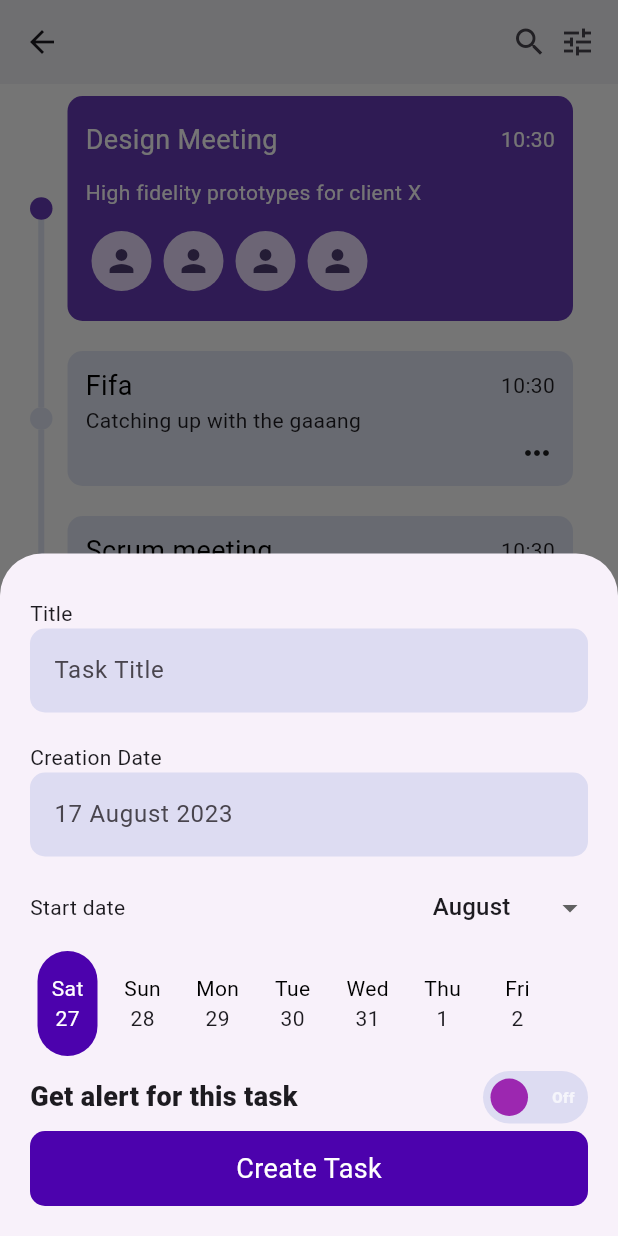
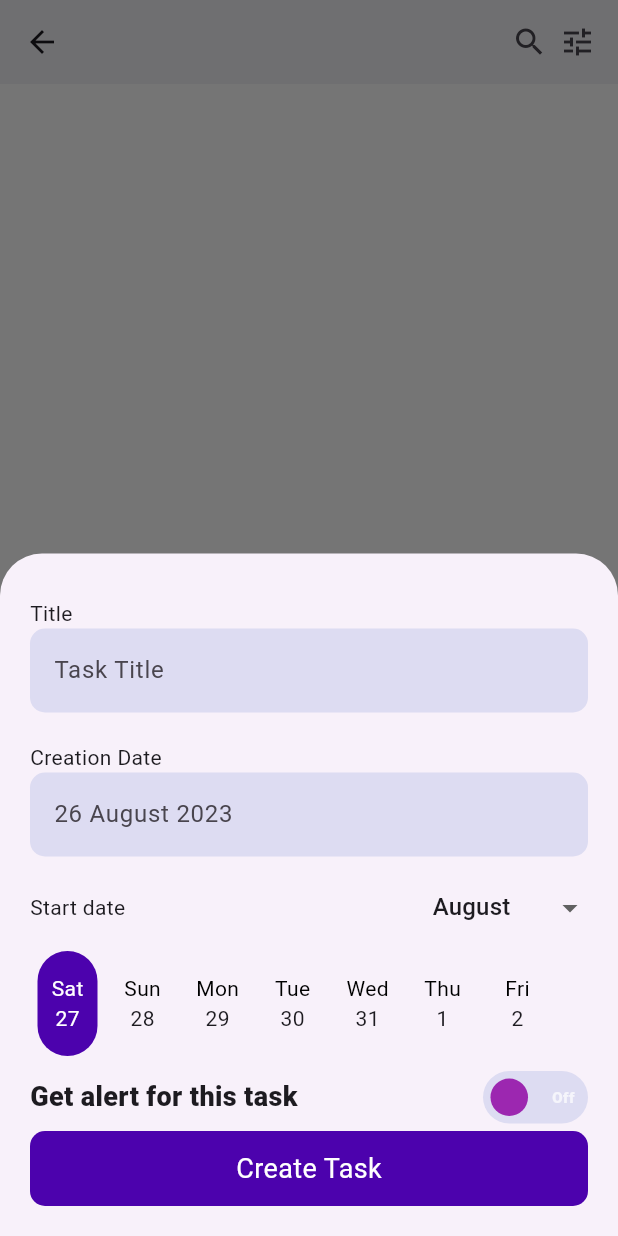
Before and after one commit to hopemadziakapita/Task-management, a Flutter app: the DateTasks screen opened directly, scrolled down 136 dp, after a tap on the "add" icon, on a phone screen of 412 x 824 dp. Run offline on Flutter 3.47's test engine with Material 2 defaults, Android fonts, the phone set to English and light mode, and no system bars; drawn by our look-alikes of flutter_switch, timeline_tile; our stand-ins replace shared_preferences; accounts and stored records are empty.

Commit message:
Retreiving from localstorage

```diff
--- a/lib/helpers/Functions.dart
+++ b/lib/helpers/Functions.dart
@@ -34,14 +34,55 @@ String taskToJson(Task task) {
   return jsonEncode(taskMap);
 }
 
+//converting JSON to object
+Task taskFromJson(String json) {
+  Map<String, dynamic> taskMap = jsonDecode(json);
+
+  if (taskMap['prog'] != null && taskMap['duration'] != null) {
+    // If 'prog' and 'duration' keys are present, it's a Journey
+    return Journey(
+      DateTime.parse(taskMap['date']),
+      taskMap['title'],
+      taskMap['description'],
+      taskMap['isDone'],
+      taskMap['prog'],
+      taskMap['duration'],
+    );
+  } else {
+    // Otherwise, it's a DailyTask
+    return DailyTask(
+      DateTime.parse(taskMap['date']),
+      taskMap['title'],
+      taskMap['description'],
+      taskMap['isDone'],
+    );
+  }
+}
+
 //Saving the serialized task object to sharedpreferences
-Future<void> saveTaskToSharedPreferences(Task task) async {
+Future<void> saveTasksToSharedPreferences(List<Task> tasks) async {
   SharedPreferences prefs = await SharedPreferences.getInstance();
-  String taskKey = 'task_key';
+  String taskKey = 'tasks_key';
 
-  // Serialize the task to JSON
-  String taskJson = taskToJson(task);
+  // Serialize the list of tasks to a list of JSON strings
+  List<String> tasksJson = tasks.map((task) => taskToJson(task)).toList();
 
-  // Save the JSON string to SharedPreferences
-  await prefs.setString(taskKey, taskJson);
+  // Save the list of JSON strings to SharedPreferences
+  await prefs.setStringList(taskKey, tasksJson);
 }
+
+Future<List> getTasksFromSharedPreferences() async {
+  SharedPreferences prefs = await SharedPreferences.getInstance();
+  String taskKey = 'tasks_key';
+
+  // Retrieve the list of JSON strings from SharedPreferences
+  List<String>? tasksJson = prefs.getStringList(taskKey);
+
+  // If tasksJson is null or empty, return an empty list
+  if (tasksJson == null || tasksJson.isEmpty) {
+    return [];
+  }
+
+  // Deserialize each JSON string to a Task object and return the list
+  return tasksJson.map((json) => taskFromJson(json)).toList();
+}
--- a/lib/models/task_model.dart
+++ b/lib/models/task_model.dart
@@ -1,3 +1,4 @@
+//super class for all types of tasks with generic fields and behaviour
 abstract class Task {
   final String title;
   final String description;
@@ -7,10 +8,12 @@ abstract class Task {
   Task(this.date, this.title, this.description, this.isDone);
 }
 
+//Inherited class for daily task minimal functionality close to the super class
 class DailyTask extends Task {
   DailyTask(super.date, super.title, super.description, super.isDone);
 }
 
+//Inherited class for tasks that happen over a period of time with progres tracking
 class Journey extends Task {
   final double prog;
   final int duration;
--- a/lib/pages/CustomModal.dart
+++ b/lib/pages/CustomModal.dart
@@ -53,7 +53,7 @@ class _MyBottomSheetContentState extends State<MyBottomSheetContent> {
                     const Text("Creation Date"),
                     TextField(
                       decoration: InputDecoration(
-                        hintText: "17 August 2023",
+                        hintText: "26 August 2023",
                         filled: true,
                         fillColor: AppColors().secondaryColor,
                         border: const OutlineInputBorder(
--- a/lib/pages/DateTasks.dart
+++ b/lib/pages/DateTasks.dart
@@ -1,13 +1,34 @@
 import 'package:flutter/material.dart';
 import 'package:interview/helpers/Colors.dart';
 import 'package:interview/helpers/Functions.dart';
+import 'package:interview/models/task_model.dart';
 import 'package:interview/widgets/CustomAppBar.dart';
 import 'package:interview/widgets/CustomBottomNav.dart';
 import 'package:interview/widgets/my_timeline.dart';
-import 'package:timeline_tile/timeline_tile.dart';
 
-class DateTasks extends StatelessWidget {
+class DateTasks extends StatefulWidget {
   const DateTasks({super.key});
+
+  @override
+  State<DateTasks> createState() => _DateTasksState();
+}
+
+class _DateTasksState extends State<DateTasks> {
+  List tasks = [];
+  int index = 0;
+  @override
+  void initState() {
+    getTasks();
+    super.initState();
+  }
+
+  Future<void> getTasks() async {
+    await getTasksFromSharedPreferences().then((value) {
+      setState(() {
+        tasks = value;
+      });
+    });
+  }
 
   @override
   Widget build(BuildContext context) {
@@ -30,7 +51,8 @@ class DateTasks extends StatelessWidget {
                     ),
                     const Text(
                       "Today",
-                    style: TextStyle(fontSize: 24, fontWeight: FontWeight.w600),
+                      style:
+                          TextStyle(fontSize: 24, fontWeight: FontWeight.w600),
                     ),
                     SizedBox(
                       height: 80,
@@ -95,55 +117,21 @@ class DateTasks extends StatelessWidget {
                       ),
                     ),
                     Expanded(
-                    child: ListView(
-                      children: [
-                        MyTimeLineTile(
-                          isFirst: true,
-                          isLast: false,
-                          isActive: true,
-                          title: 'Design Meeting',
-                          description: 'High fidelity prototypes for client X',
-                        ),
-                        MyTimeLineTile(
+                      child: ListView.builder(
+                        itemCount: tasks.length,
+                        itemBuilder: ((context, index) {
+                          Task task = tasks[index];
+                          return MyTimeLineTile(
                             isFirst: false,
                             isLast: false,
                             isActive: false,
-                          title: 'Fifa',
-                          description: 'Catching up with the gaaang',
+                            title: task.title,
+                            description: task.description,
+                          );
+                        }),
                       ),
-                        MyTimeLineTile(
-                          isFirst: false,
-                          isLast: false,
-                          isActive: false,
-                          title: 'Scrum meeting',
-                          description: 'Change reviews with dev team',
                     ),
-                        MyTimeLineTile(
-                          isFirst: false,
-                          isLast: false,
-                          isActive: false,
-                          title: 'Design Review',
-                          description: '',
-                        ),
-                        MyTimeLineTile(
-                          isFirst: false,
-                          isLast: false,
-                          isActive: false,
-                          title: 'Random task',
-                          description: '',
-                        ),
-                        MyTimeLineTile(
-                          isFirst: false,
-                          isLast: true,
-                          isActive: false,
-                          title: '',
-                          description: '',
-                        ),
-                      ],
-                    ),
-                  )
-                ],
-              ),
+                  ]),
             ),
           ),
         ),
--- a/lib/pages/Home.dart
+++ b/lib/pages/Home.dart
@@ -1,6 +1,5 @@
 import 'package:flutter/material.dart';
 import 'package:interview/helpers/Colors.dart';
-import 'package:interview/pages/CustomModal.dart';
 import 'package:interview/pages/DateTasks.dart';
 import 'package:interview/pages/Recents.dart';
 import 'package:interview/widgets/CustomAppBar.dart';
@@ -12,11 +11,10 @@ class Home extends StatelessWidget {
 
   @override
   Widget build(BuildContext context) {
-    int index = 0;
     return Scaffold(
       backgroundColor: AppColors().bgColor,
       appBar: const CustomAppBar(leadingIcon: Icons.segment),
-      bottomNavigationBar: CustomNav(),
+      bottomNavigationBar: const CustomNav(),
       body: SafeArea(
         child: Padding(
           padding: const EdgeInsets.symmetric(vertical: .0),
--- a/lib/widgets/CustomBottomNav.dart
+++ b/lib/widgets/CustomBottomNav.dart
@@ -23,7 +23,7 @@ class CustomNav extends StatelessWidget {
                 showModalBottomSheet(
                   context: context,
                   builder: (BuildContext context) {
-                    return MyBottomSheetContent();
+                    return const MyBottomSheetContent();
                   },
                 );
               },
--- a/lib/widgets/FilterTabs.dart
+++ b/lib/widgets/FilterTabs.dart
@@ -29,7 +29,7 @@ class _FilterTabState extends State<FilterTab> {
                   color: AppColors().primaryColor, fontWeight: FontWeight.w400)
               : const TextStyle(
                   fontWeight: FontWeight.w400,
-                  color: Colors.black12,
+                  color: Colors.black,
                   fontSize: 12),
         ),
       ),
```
Lines whose indentation alone changed are shown as unchanged.
